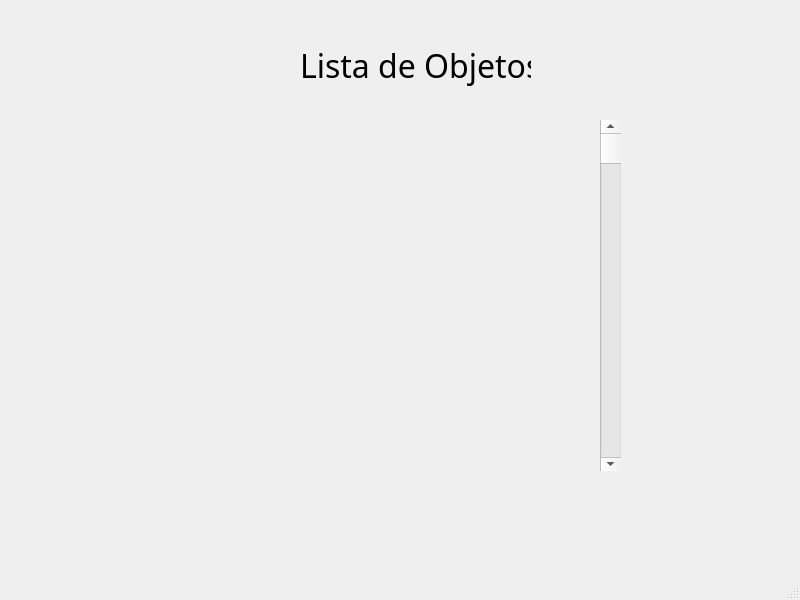
eperec03/museo, file src/vista/ui/PruebaScroll.ui: the form before one commit.
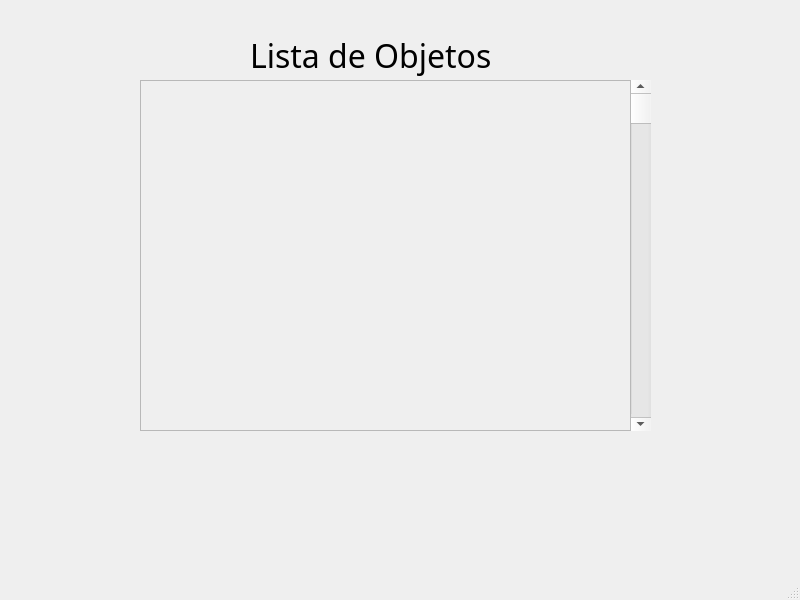
The form after the commit.

The edit to the form file:
```diff
--- a/src/vista/ui/PruebaScroll.ui
+++ b/src/vista/ui/PruebaScroll.ui
@@ -17,9 +17,9 @@
    <widget class="QLabel" name="Titulo">
     <property name="geometry">
      <rect>
-      <x>300</x>
-      <y>20</y>
-      <width>231</width>
+      <x>250</x>
+      <y>10</y>
+      <width>271</width>
       <height>91</height>
      </rect>
     </property>
@@ -48,8 +48,8 @@
    <widget class="QScrollBar" name="scrollBar">
     <property name="geometry">
      <rect>
-      <x>600</x>
-      <y>120</y>
+      <x>630</x>
+      <y>80</y>
       <width>21</width>
       <height>351</height>
      </rect>
@@ -58,6 +58,29 @@
      <enum>Qt::Vertical</enum>
     </property>
    </widget>
+   <widget class="QScrollArea" name="scrollArea">
+    <property name="geometry">
+     <rect>
+      <x>140</x>
+      <y>80</y>
+      <width>491</width>
+      <height>351</height>
+     </rect>
+    </property>
+    <property name="widgetResizable">
+     <bool>true</bool>
+    </property>
+    <widget class="QWidget" name="scrollAreaWidgetContents">
+     <property name="geometry">
+      <rect>
+       <x>0</x>
+       <y>0</y>
+       <width>489</width>
+       <height>349</height>
+      </rect>
+     </property>
+    </widget>
+   </widget>
   </widget>
   <widget class="QMenuBar" name="menubar">
    <property name="geometry">
```
Left out of the diff: 2 changed lines with no effect on the pictures.
